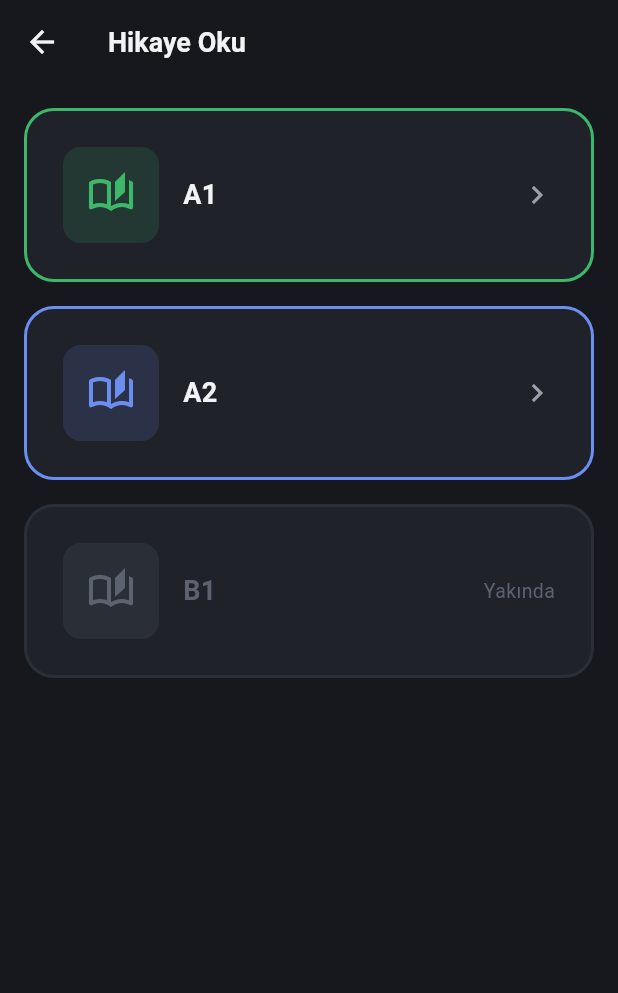
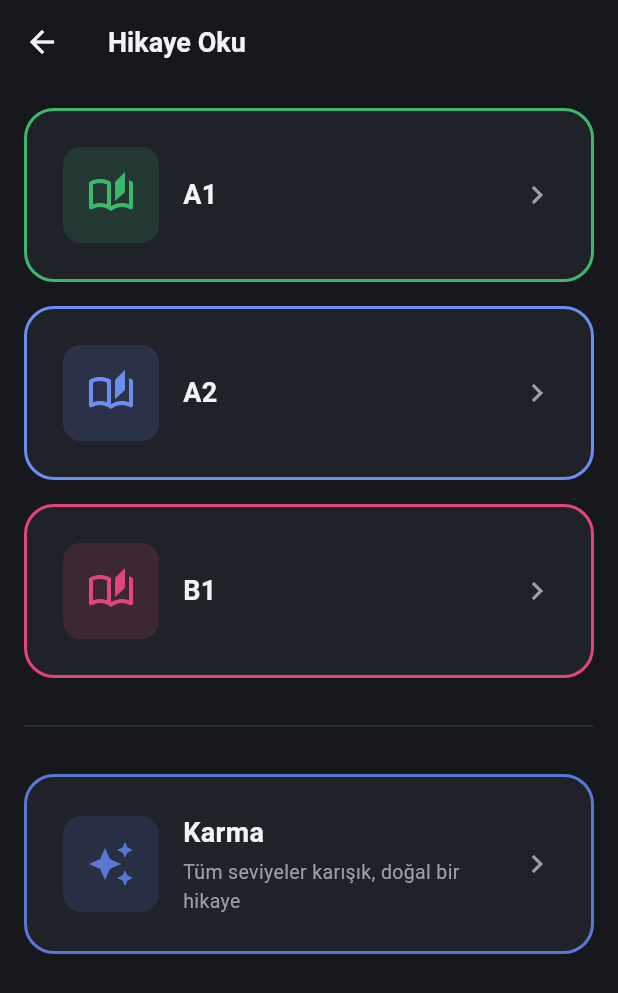
Before and after one commit to rdagli97/wortschatz, a Flutter app: the AiLearnScreen screen opened directly, after a tap on "Hikaye Oku", on a phone screen of 412 x 824 dp. Shown: the top 993 px of the screen. Run offline on Flutter 3.47's test engine with Material 3 defaults, Android fonts, the phone set to English and light mode, and no system bars; our stand-ins replace flutter_markdown_plus, flutter_riverpod, flutter_secure_storage, sqflite; accounts and stored records are empty.

Commit message:
Add B1 level and a mixed-level "Karma" natural story mode
Wires up the B1 prompt (Präteritum narration, rich subordinate
clauses, zu + Infinitiv, reflexive/preposition verbs, 3-4 paragraphs,
35-45 sentences) alongside A1/A2. Adds a fourth "Karma" mode below a
divider that blends all levels into one naturally-written story
instead of targeting a strict CEFR level.

Also fixes the "no topic given" fallback instruction, which
interpolated the raw level code into the English prompt (fine for
"A1 topic" but nonsensical as "Karma topic") — it now asks for a
generic everyday topic uniformly across all four modes.

Co-Authored-By: Claude Sonnet 5 <noreply@anthropic.com>

```diff
--- a/lib/core/constants/app_strings.dart
+++ b/lib/core/constants/app_strings.dart
@@ -58,6 +58,8 @@ class AppStrings {
   static const String storyEmptyHistory =
       'Henüz bir hikaye okumadın. Yukarıdan yeni bir tane oluştur!';
   static const String storyDone = 'Bitti';
+  static const String storyMixedLevel = 'Karma';
+  static const String storyMixedLevelDesc = 'Tüm seviyeler karışık, doğal bir hikaye';
   static const String storyTapHint =
       'Kelimelere dokun: anlamını gör, çalışma alanına ekle.';
   static const String storyWordAddButton = 'Çalışma Alanına Ekle';
--- a/lib/screens/story_level_screen.dart
+++ b/lib/screens/story_level_screen.dart
@@ -5,8 +5,8 @@ import '../core/theme/app_colors.dart';
 import '../widgets/home_menu_button.dart';
 import 'story_generate_screen.dart';
 
-// "Hikaye Oku" altındaki seviye seçimi. Şimdilik A1 ve A2 için hikaye
-// üretimi var; B1 ileride eklenecek.
+// "Hikaye Oku" altındaki seviye seçimi: A1, A2, B1 ve tüm seviyelerin
+// karıştığı doğal "Karma" modu için hikaye üretimi var.
 class StoryLevelScreen extends StatelessWidget {
   const StoryLevelScreen({super.key});
 
@@ -46,8 +46,27 @@ class StoryLevelScreen extends StatelessWidget {
               label: AppStrings.goetheB1,
               icon: Icons.auto_stories_outlined,
               accentColor: AppColors.die,
-              enabled: false,
-              onTap: () {},
+              onTap: () => Navigator.push(
+                context,
+                MaterialPageRoute(
+                  builder: (_) => const StoryGenerateScreen(level: 'B1'),
+                ),
+              ),
+            ),
+            const SizedBox(height: AppSizes.lg),
+            const Divider(color: AppColors.divider),
+            const SizedBox(height: AppSizes.lg),
+            HomeMenuButton(
+              label: AppStrings.storyMixedLevel,
+              subtitle: AppStrings.storyMixedLevelDesc,
+              icon: Icons.auto_awesome,
+              accentColor: AppColors.primaryDark,
+              onTap: () => Navigator.push(
+                context,
+                MaterialPageRoute(
+                  builder: (_) => const StoryGenerateScreen(level: 'Karma'),
+                ),
+              ),
             ),
           ],
         ),
```
Also changed, not shown: lib/services/gemini_service.dart (+56 -2 lines).
